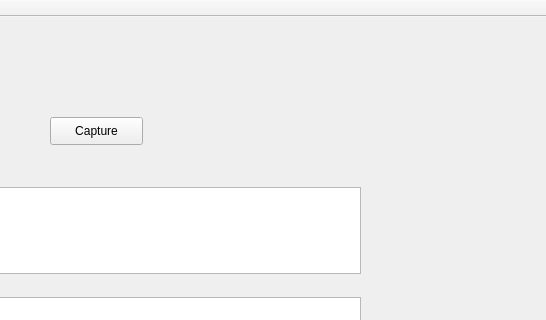
This is RealTimeTranslator.ui in wlssirius/ChaosTranslate as Qt 5 draws it before an edit; both pictures show x 170 to 716 and y 0 to 320 of the 716 by 500 pixel window. The edited form follows.
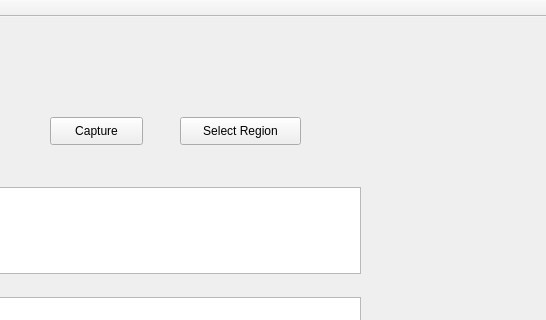
This is the edited form.

Commit message: Add ApplicationWatcher class

What changed in the file:
```diff
--- a/RealTimeTranslator.ui
+++ b/RealTimeTranslator.ui
@@ -47,6 +47,19 @@
      </rect>
     </property>
    </widget>
+   <widget class="QPushButton" name="pushButton_2">
+    <property name="geometry">
+     <rect>
+      <x>350</x>
+      <y>100</y>
+      <width>121</width>
+      <height>28</height>
+     </rect>
+    </property>
+    <property name="text">
+     <string>Select Region</string>
+    </property>
+   </widget>
   </widget>
   <widget class="QMenuBar" name="menuBar">
    <property name="geometry">
```
The commit also changes 8 other files.
